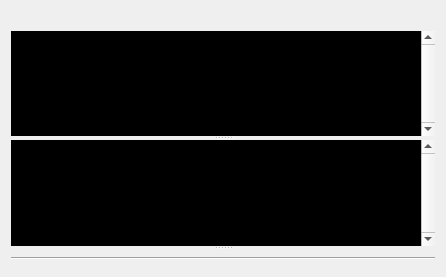
First picture: the form in src/modules/ui/pluginconsole/pluginconsole.ui, repository michimussato/pypelyne2, before the edit.
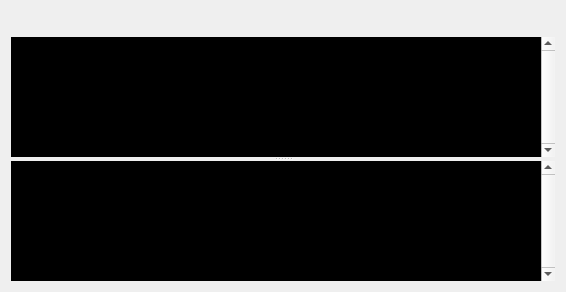
Second picture: the form after the edit.

Patch:
```diff
--- a/src/modules/ui/pluginconsole/pluginconsole.ui
+++ b/src/modules/ui/pluginconsole/pluginconsole.ui
@@ -6,8 +6,8 @@
    <rect>
     <x>0</x>
     <y>0</y>
-    <width>446</width>
-    <height>277</height>
+    <width>566</width>
+    <height>292</height>
    </rect>
   </property>
   <property name="windowTitle">
@@ -17,11 +17,42 @@
    <item row="0" column="0">
     <layout class="QVBoxLayout" name="verticalLayout">
      <item>
-      <widget class="QLabel" name="label_plugin_output">
-       <property name="text">
-        <string>&lt;placeholderOutputPlugin&gt;</string>
-       </property>
-      </widget>
+      <layout class="QHBoxLayout" name="horizontalLayout">
+       <item>
+        <widget class="QLabel" name="label_plugin_icon">
+         <property name="text">
+          <string>&lt;placeholderPluginIcon&gt;</string>
+         </property>
+        </widget>
+       </item>
+       <item>
+        <widget class="QLabel" name="label_plugin_version">
+         <property name="text">
+          <string>&lt;placeholderVersion&gt;</string>
+         </property>
+        </widget>
+       </item>
+       <item>
+        <spacer name="horizontalSpacer">
+         <property name="orientation">
+          <enum>Qt::Horizontal</enum>
+         </property>
+         <property name="sizeHint" stdset="0">
+          <size>
+           <width>40</width>
+           <height>20</height>
+          </size>
+         </property>
+        </spacer>
+       </item>
+       <item>
+        <widget class="QLabel" name="label_arch_icon">
+         <property name="text">
+          <string>&lt;placeholderArchIcon&gt;</string>
+         </property>
+        </widget>
+       </item>
+      </layout>
      </item>
      <item>
       <widget class="QSplitter" name="splitter">
@@ -272,11 +303,6 @@
          <bool>true</bool>
         </property>
        </widget>
-       <widget class="Line" name="line">
-        <property name="orientation">
-         <enum>Qt::Horizontal</enum>
-        </property>
-       </widget>
       </widget>
      </item>
     </layout>
```
